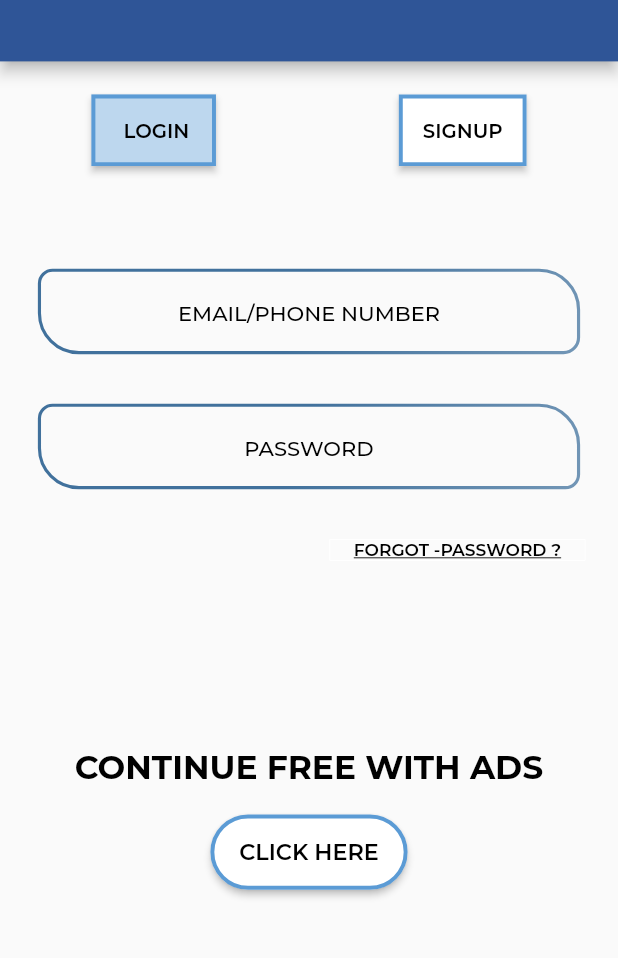
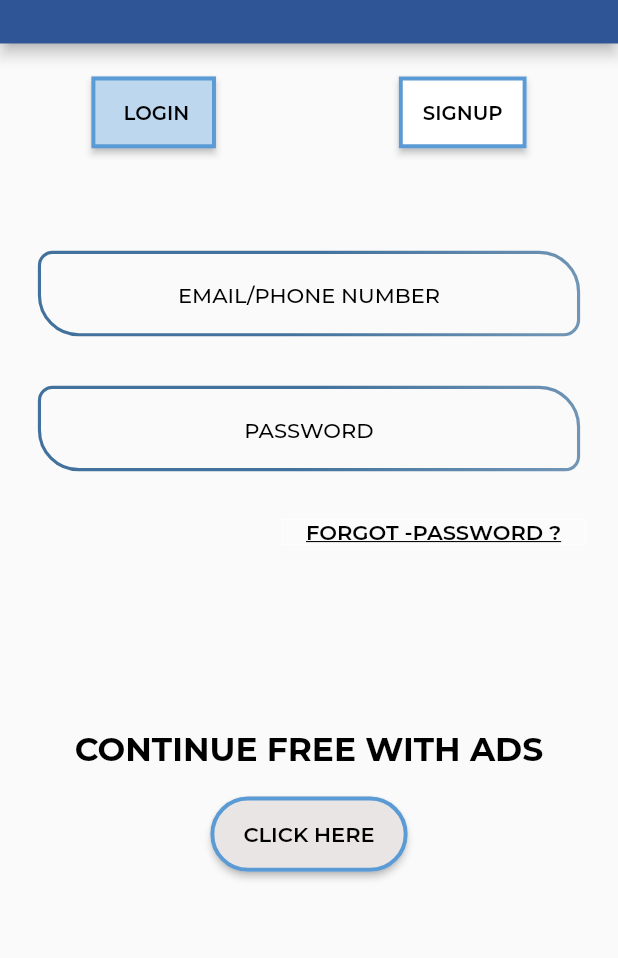
Before and after one commit to zolovio/lotto_grazer, a Flutter app: the screen it shows after launch, after a tap on "ENTER", on a phone screen of 412 x 824 dp, the part 64-1022 px from its top. Run offline on Flutter 3.47's test engine with Material 2 defaults, Android fonts, the phone set to English and light mode, and no system bars; our stand-ins replace flutter_riverpod, flutter_screenutil, google_fonts; missing offline and left inert: flag, syncfusion_flutter_pdfviewer.

Commit message:
(latest code):auth page added

```diff
--- a/lib/features/auth/ui/auth_ui.dart
+++ b/lib/features/auth/ui/auth_ui.dart
@@ -21,11 +21,13 @@ class _LoginUiState extends State<LoginUi> {
   final TextEditingController _email = TextEditingController();
   final TextEditingController _password = TextEditingController();
   final TextEditingController _confirmpassword = TextEditingController();
+  final TextEditingController _country = TextEditingController();
 
   FocusNode emailFocusNode = FocusNode();
   FocusNode nameFocusNode = FocusNode();
   FocusNode passwordFocusNode = FocusNode();
   FocusNode confirmpasswordFocusNode = FocusNode();
+  FocusNode countryFocusNode = FocusNode();
 
   @override
   void dispose() {
@@ -40,14 +42,16 @@ class _LoginUiState extends State<LoginUi> {
     nameFocusNode.dispose();
     passwordFocusNode.dispose();
     confirmpasswordFocusNode.dispose();
+    countryFocusNode.dispose();
   }
 
   @override
   Widget build(BuildContext context) {
-    return Scaffold(
+    return SafeArea(
+      child: Scaffold(
         // resizeToAvoidBottomInset: false,
         appBar: PreferredSize(
-        preferredSize: Size(Utils.width(context) * 1, 70.h),
+          preferredSize: Size(Utils.width(context) * 1, 60.h),
           child: const CustomAppBar(),
         ),
         body: ValueListenableBuilder(
@@ -133,7 +137,7 @@ class _LoginUiState extends State<LoginUi> {
                               bottomLeftRadius: 14.r,
                               topLeftRadius: 0.0,
                               topRightRadius: 14.r,
-                            fontsize: 13.sp,
+                              fontsize: 16.sp,
                               bdwidth: 2.4.w,
                               gradientcolors: const [
                                 Color(0xFF41719c),
@@ -171,7 +175,7 @@ class _LoginUiState extends State<LoginUi> {
                         bottomLeftRadius: islogin.value ? 15.r : 30.r,
                         topLeftRadius: islogin.value ? 0.0 : 10.r,
                         topRightRadius: islogin.value ? 15.r : 30.r,
-                      fontsize: islogin.value ? 13.sp : 16.sp,
+                        fontsize: 16.sp,
                         bdwidth: 2.4.w,
                         gradientcolors: const [
                           Color(0xFF41719c),
@@ -204,7 +208,7 @@ class _LoginUiState extends State<LoginUi> {
                         bottomLeftRadius: islogin.value ? 15.0 : 30.r,
                         topLeftRadius: islogin.value ? 0.0 : 10.r,
                         topRightRadius: islogin.value ? 15.r : 30.r,
-                      fontsize: islogin.value ? 13.sp : 16.sp,
+                        fontsize: 16.sp,
                         bdwidth: 2.4.w,
                         gradientcolors: const [
                           Color(0xFF41719c),
@@ -241,7 +245,42 @@ class _LoginUiState extends State<LoginUi> {
                               bottomLeftRadius: 15.r,
                               topLeftRadius: 0.0,
                               topRightRadius: 15.r,
-                            fontsize: 13.sp,
+                              fontsize: 16.sp,
+                              bdwidth: 2.4.w,
+                              gradientcolors: const [
+                                Color(0xFF41719c),
+                                Color(0xFF7296b6),
+                              ],
+                            ),
+                          ),
+                    !islogin.value
+                        ? const Center()
+                        : Padding(
+                            padding: EdgeInsets.symmetric(
+                              horizontal: 30.sm,
+                              vertical: 20.sm,
+                            ),
+                            child: CustomFormField(
+                              title: 'Country',
+                              focusnode: countryFocusNode,
+                              fieldcontroller: _country,
+                              onchange: (val) {},
+                              onsaved: (String? val) {
+                                Utils.fieldFocusChange(context,
+                                    countryFocusNode, countryFocusNode);
+                              },
+                              bgColor: !islogin.value
+                                  ? AppColors.whiteColor
+                                  : const Color(0xFFbdd7ee),
+                              fgColor: AppColors.blackColor,
+                              // bdColor: AppColors.blueColor,
+                              width: 420.w,
+                              height: 45.h,
+                              bottomRightRadius: 0.0,
+                              bottomLeftRadius: 15.r,
+                              topLeftRadius: 0.0,
+                              topRightRadius: 15.r,
+                              fontsize: 16.sp,
                               bdwidth: 2.4.w,
                               gradientcolors: const [
                                 Color(0xFF41719c),
@@ -273,7 +312,7 @@ class _LoginUiState extends State<LoginUi> {
                                 btnheight: 10.h,
                                 bottomRightRadius: 0.0,
                                 topLeftRadius: 0.0,
-                              fontsize: 13.sp,
+                                fontsize: 16.sp,
                                 bdwidth: 0.0,
                               ),
                             ),
@@ -293,7 +332,8 @@ class _LoginUiState extends State<LoginUi> {
                                 fontSize: 25.sp,
                                 wordSpacing: 0,
                                 textBaseline: TextBaseline.alphabetic,
-                              textStyle: Theme.of(context).textTheme.headline4),
+                                textStyle:
+                                    Theme.of(context).textTheme.headline4),
                           ),
                     !islogin.value
                         ? SizedBox(
@@ -306,9 +346,10 @@ class _LoginUiState extends State<LoginUi> {
                         ? CustomButton(
                             title: 'CLICK HERE',
                             onpress: () {
-                            Navigator.of(context).pushNamed(RoutesName.home);
+                              Navigator.of(context)
+                                  .pushNamed(RoutesName.dashboard);
                             },
-                          bgColor: AppColors.whiteColor,
+                            bgColor: const Color.fromARGB(255, 233, 229, 229),
                             fgColor: AppColors.blackColor,
                             bdColor: AppColors.blueColor,
                             btnwidth: 150.w,
@@ -317,16 +358,17 @@ class _LoginUiState extends State<LoginUi> {
                             bottomLeftRadius: 30.sm,
                             topLeftRadius: 30.sm,
                             topRightRadius: 30.sm,
-                          fontsize: 17.sp,
+                            fontsize: 16.sp,
                             fontweight: FontWeight.w600,
                             bdwidth: 3.w,
                           )
                         : CustomButton(
                             title: 'SIGNUP',
                             onpress: () {
-                            Navigator.of(context).pushNamed(RoutesName.home);
+                              Navigator.of(context)
+                                  .pushNamed(RoutesName.dashboard);
                             },
-                          bgColor: AppColors.greyColor.withOpacity(0.1),
+                            bgColor: Colors.grey.withOpacity(0.05),
                             fgColor: AppColors.blackColor,
                             bdColor: AppColors.blackColor,
                             btnwidth: 150.w,
@@ -335,7 +377,7 @@ class _LoginUiState extends State<LoginUi> {
                             bottomLeftRadius: 5.r,
                             topLeftRadius: 5.r,
                             topRightRadius: 5.r,
-                          fontsize: 17.sp,
+                            fontsize: 16.sp,
                             fontweight: FontWeight.w600,
                             bdwidth: 3.w,
                           ),
@@ -346,6 +388,7 @@ class _LoginUiState extends State<LoginUi> {
                 ),
               );
             }),
+      ),
     );
   }
 }
```
Lines whose indentation alone changed are shown as unchanged.
